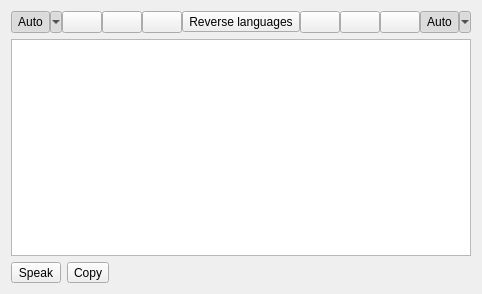
This is src/popupwindow.ui in crow-translate/crow-translate as Qt 5 draws it before an edit. The edited form follows.
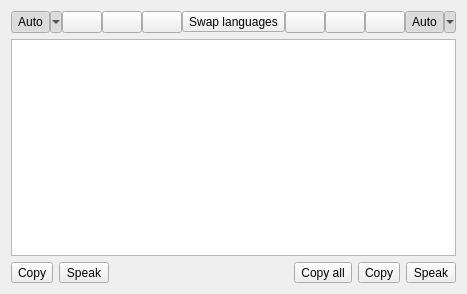
This is the edited form. Icons and pictures are not drawn.

Diff of the .ui file:
```diff
--- a/src/popupwindow.ui
+++ b/src/popupwindow.ui
@@ -130,7 +130,7 @@
      <item>
       <widget class="QToolButton" name="swapButton">
        <property name="text">
-        <string>Reverse languages</string>
+        <string>Swap languages</string>
        </property>
        <property name="icon">
         <iconset theme="object-flip-horizontal" resource="../data/resources.qrc">
@@ -250,21 +250,18 @@
      <item>
       <widget class="QToolButton" name="sayButton">
        <property name="text">
-        <string>Speak</string>
+        <string>Copy</string>
        </property>
        <property name="icon">
-        <iconset theme="volume-level-high" resource="../data/resources.qrc">
-         <normaloff>:/icons/papirus/speak.png</normaloff>:/icons/papirus/speak.png</iconset>
-       </property>
-       <property name="toolButtonStyle">
-        <enum>Qt::ToolButtonFollowStyle</enum>
+        <iconset theme="edit-copy">
+         <normaloff>.</normaloff>.</iconset>
        </property>
       </widget>
      </item>
      <item>
       <widget class="QToolButton" name="copyButton">
        <property name="text">
-        <string>Copy</string>
+        <string>Speak</string>
        </property>
        <property name="icon">
         <iconset theme="edit-copy" resource="../data/resources.qrc">
@@ -288,6 +285,51 @@
        </property>
       </spacer>
      </item>
+     <item>
+      <widget class="QToolButton" name="translationCopyAllButton">
+       <property name="toolTip">
+        <string>Copy all translation data to the clipboard</string>
+       </property>
+       <property name="text">
+        <string>Copy all</string>
+       </property>
+       <property name="icon">
+        <iconset theme="document-export">
+         <normaloff>.</normaloff>.</iconset>
+       </property>
+       <property name="toolButtonStyle">
+        <enum>Qt::ToolButtonFollowStyle</enum>
+       </property>
+      </widget>
+     </item>
+     <item>
+      <widget class="QToolButton" name="translationCopyButton">
+       <property name="toolTip">
+        <string>Copy the translation to the clipboard</string>
+       </property>
+       <property name="text">
+        <string>Copy</string>
+       </property>
+       <property name="icon">
+        <iconset theme="edit-copy">
+         <normaloff>.</normaloff>.</iconset>
+       </property>
+      </widget>
+     </item>
+     <item>
+      <widget class="QToolButton" name="translationSayButton">
+       <property name="toolTip">
+        <string>Speak the translation text</string>
+       </property>
+       <property name="text">
+        <string>Speak</string>
+       </property>
+       <property name="icon">
+        <iconset theme="text-speak">
+         <normaloff>.</normaloff>.</iconset>
+       </property>
+      </widget>
+     </item>
     </layout>
    </item>
   </layout>
```
Left out of the diff: 21 changed lines with no effect on the pictures.
